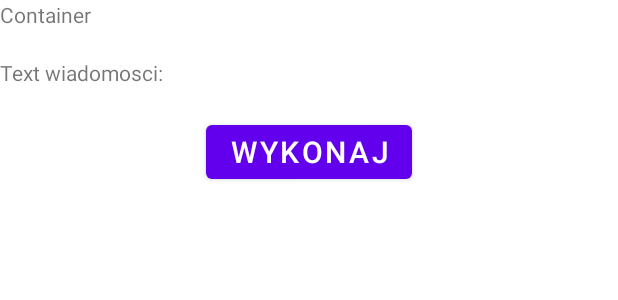
After one commit to cezaryprusinowski/pracainzv1, an Android app: the layout activity_unhide.xml on its own in the app's theme, with its tools: preview values and no code run, on a phone screen of 412 x 824 dp. The commit adds this screen. Shown: the top 300 px of the screen. Run offline under Robolectric (Android 15) with nearby library versions, the phone set to English and light mode, and no system bars.

Commit message:
Odczytywanie ukrytej wiadomości z pliku.

```diff
--- a/app/src/main/java/com/example/pracainzv1/MenuActivity.java
+++ b/app/src/main/java/com/example/pracainzv1/MenuActivity.java
@@ -34,7 +34,8 @@ public class MenuActivity extends Activity {
         binding.btnMenuUnhide.setOnClickListener(new View.OnClickListener() {
             @Override
             public void onClick(View v) {
-                Toast.makeText(MenuActivity.this, "Unhide", Toast.LENGTH_SHORT).show();
+                Intent intent = new Intent(MenuActivity.this, UnhideActivity.class);
+                startActivity(intent);
             }
         });
 
--- a/app/src/main/res/layout/activity_hide.xml
+++ b/app/src/main/res/layout/activity_hide.xml
@@ -8,12 +8,12 @@
     <FrameLayout
         android:layout_width="match_parent"
         android:layout_height="wrap_content"
-        android:id="@+id/frame_SelectFile"/>
+        android:id="@+id/frame_SelectFileInHideActivity"/>
 
     <FrameLayout
         android:layout_width="match_parent"
         android:layout_height="wrap_content"
-        android:id="@+id/frame_SelectText"/>
+        android:id="@+id/frame_SelectTextFileInHideActivity"/>
 
     <TextView
         android:layout_width="wrap_content"
--- /dev/null
+++ b/app/src/main/res/layout/activity_unhide.xml
@@ -0,0 +1,42 @@
+<?xml version="1.0" encoding="utf-8"?>
+<LinearLayout
+    xmlns:android="http://schemas.android.com/apk/res/android"
+    android:layout_width="match_parent"
+    android:layout_height="match_parent"
+    android:orientation="vertical">
+
+    <FrameLayout
+        android:layout_width="match_parent"
+        android:layout_height="wrap_content"
+        android:id="@+id/frame_SelectFileInUnhideActivity"/>
+
+    <TextView
+        android:layout_width="wrap_content"
+        android:layout_height="wrap_content"
+        android:text="Container"/>
+    <TextView
+        android:id="@+id/tvContainerWithMessage"
+        android:layout_width="wrap_content"
+        android:layout_height="wrap_content"
+        />
+
+    <TextView
+        android:layout_width="wrap_content"
+        android:layout_height="wrap_content"
+        android:text="Text wiadomosci: "/>
+    <TextView
+        android:id="@+id/tvMessageText"
+        android:layout_width="wrap_content"
+        android:layout_height="wrap_content"
+        />
+
+    <Button
+        android:id="@+id/btnUnhideActivity_Execute"
+        android:layout_width="wrap_content"
+        android:layout_height="wrap_content"
+        android:text="@string/btnHideActivity_Execute"
+        android:textSize="20sp"
+        android:layout_gravity="center"/>
+
+
+</LinearLayout>
```
Also changed, not shown: app/src/main/java/com/example/pracainzv1/HideActivity.java (+6 -5 lines), app/src/main/java/com/example/pracainzv1/SelectFileFragment.java (+21 -6 lines), app/src/main/java/com/example/pracainzv1/UnhideActivity.java (+75 -2 lines), app/src/main/java/com/example/pracainzv1/UnhideVM.java (added, +90 -0 lines), 1 other file.
